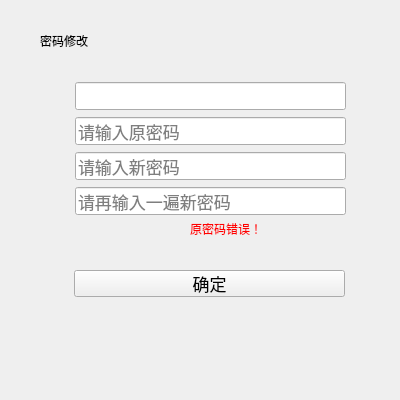
Qt form changepasswd.ui (kangwenyun/batch_acquisition_system) before a commit.
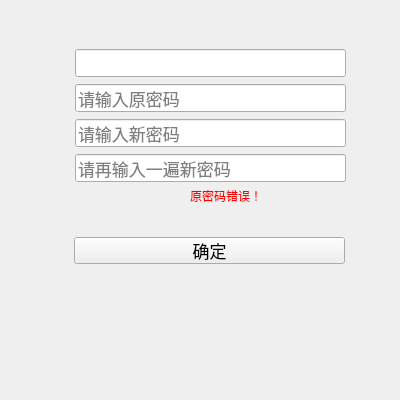
The same form after that commit.

Commit message: 用户没权限时看不到权限修改界面

Patch:
```diff
--- a/changepasswd.ui
+++ b/changepasswd.ui
@@ -13,24 +13,11 @@
   <property name="windowTitle">
    <string>密码修改</string>
   </property>
-  <widget class="QLabel" name="label">
-   <property name="geometry">
-    <rect>
-     <x>40</x>
-     <y>30</y>
-     <width>81</width>
-     <height>21</height>
-    </rect>
-   </property>
-   <property name="text">
-    <string>密码修改</string>
-   </property>
-  </widget>
   <widget class="QLabel" name="err_label">
    <property name="geometry">
     <rect>
      <x>190</x>
-     <y>223</y>
+     <y>190</y>
      <width>160</width>
      <height>12</height>
     </rect>
@@ -51,7 +38,7 @@
    <property name="geometry">
     <rect>
      <x>74</x>
-     <y>270</y>
+     <y>237</y>
      <width>271</width>
      <height>27</height>
     </rect>
@@ -69,7 +56,7 @@
    <property name="geometry">
     <rect>
      <x>75</x>
-     <y>81</y>
+     <y>48</y>
      <width>271</width>
      <height>136</height>
     </rect>
```
The commit also changes 11 other files.
